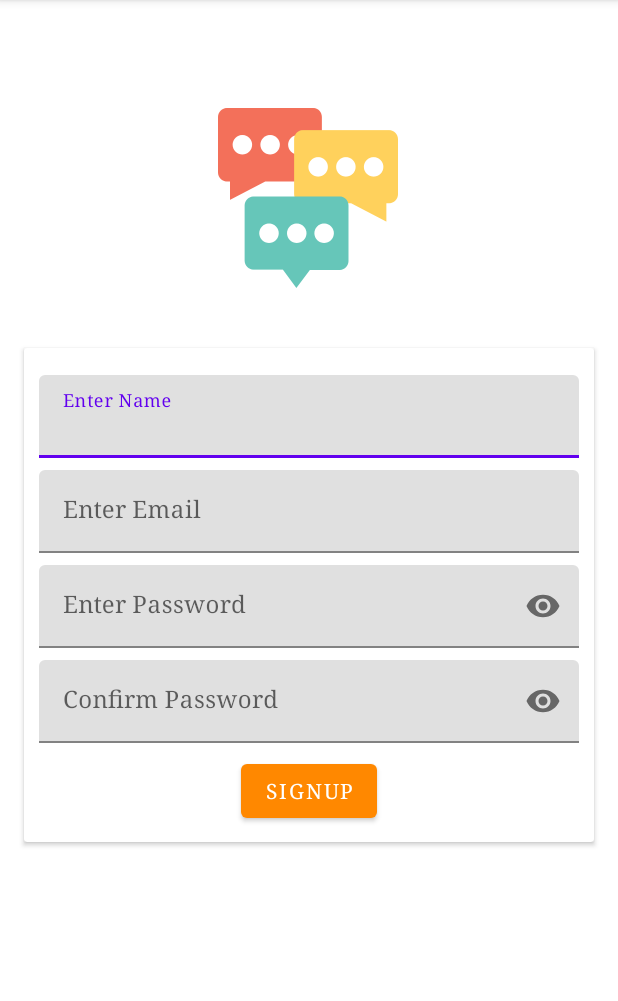
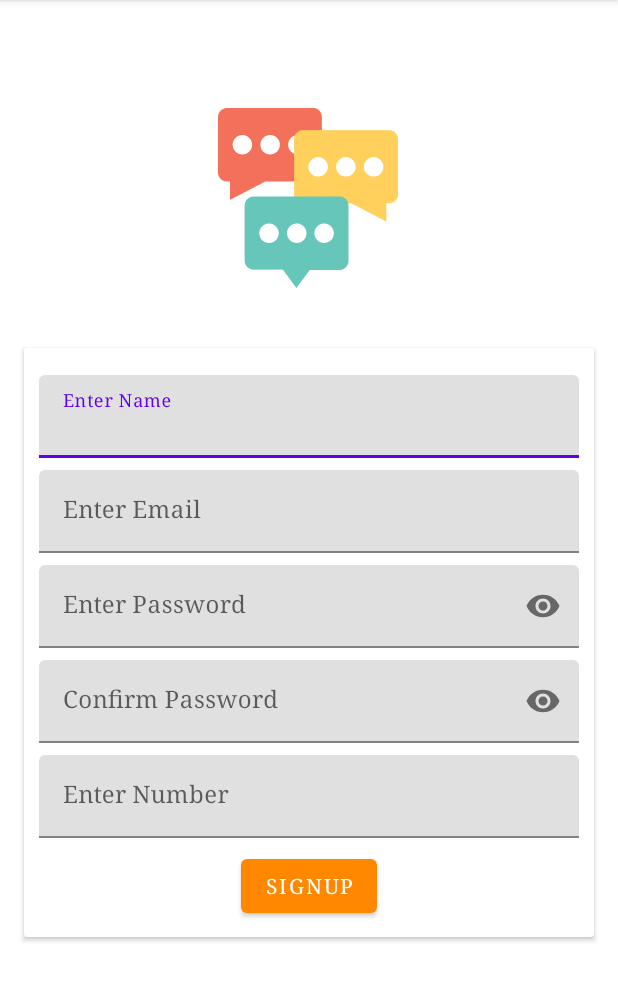
Before and after one commit to ANUJAGRAWAL2000/HackNITP3.0, an Android app: the SignUpActivity screen opened directly, with no data from a screen before it, on a phone screen of 412 x 824 dp, the part 84-1085 px from its top. Run offline under Robolectric (Android 15) with nearby library versions, the phone set to English and light mode, and no system bars; our stand-ins replace Firebase (no records; nobody signed in at launch, a user with empty details on screens opened directly); pictures from the network do not load.

Commit message:
Number Field Add + Call Icon

```diff
--- a/app/src/main/java/com/example/chatapp/Chat/SendActivity.java
+++ b/app/src/main/java/com/example/chatapp/Chat/SendActivity.java
@@ -964,7 +964,7 @@ public class SendActivity extends AppCompatActivity implements View.OnClickListe
         startActivityForResult(I,REQUEST_CODE_FORWARD_MESSAGE);
     }
 
-    private String AESEncryptionMethod(String string)
+    public String AESEncryptionMethod(String string)
     {
         byte[] stringByte=string.getBytes();
         byte[] encryptedByte=new byte[stringByte.length];
@@ -990,7 +990,7 @@ public class SendActivity extends AppCompatActivity implements View.OnClickListe
     }
 
 
-    private String AESDecryptionMethod(String string) throws UnsupportedEncodingException {
+    public String AESDecryptionMethod(String string) throws UnsupportedEncodingException {
         byte[] EncryptedByte=string.getBytes(Charset);
         String decryptedString=string;
 
--- a/app/src/main/java/com/example/chatapp/Common/Node.java
+++ b/app/src/main/java/com/example/chatapp/Common/Node.java
@@ -10,6 +10,7 @@ public class Node {
     public static final String Online="online";
     public static final String Photo="photo";
     public static final String Email="email";
+    public static final String Number="number";
     public static final String TYPING = "typing";
 
     public static final String Friend_Requests="friend_request";
--- a/app/src/main/java/com/example/chatapp/SignUp/SignUpActivity.java
+++ b/app/src/main/java/com/example/chatapp/SignUp/SignUpActivity.java
@@ -39,8 +39,8 @@ import java.util.HashMap;
 
 public class SignUpActivity extends AppCompatActivity {
 
-    private TextInputEditText etName,etEmail,etPassword,etConfPass;
-    private String Email,Name,Password,ConfPassword;
+    private TextInputEditText etName,etEmail,etPassword,etConfPass,etNumber;
+    private String Email,Name,Password,ConfPassword,Number;
 
     private FirebaseUser firebaseUser;
     private DatabaseReference databaseReference;
@@ -117,6 +117,7 @@ public class SignUpActivity extends AppCompatActivity {
                                         hashMap.put(Node.Name,etName.getText().toString().trim());
                                         hashMap.put(Node.Email,etEmail.getText().toString().trim());
                                         hashMap.put(Node.Photo,ServerFileUri.getPath());
+                                        hashMap.put(Node.Number,Number);
                                         hashMap.put(Node.Online,"true");
 
                                         databaseReference.child(UserID).setValue(hashMap).addOnCompleteListener(new OnCompleteListener<Void>() {
@@ -170,6 +171,7 @@ public class SignUpActivity extends AppCompatActivity {
                     hashMap.put(Node.Name,etName.getText().toString().trim());
                     hashMap.put(Node.Email,etEmail.getText().toString().trim());
                     hashMap.put(Node.Photo,"");
+                    hashMap.put(Node.Number,Number);
                     hashMap.put(Node.Online,"true");
 
                     databaseReference.child(UserID).setValue(hashMap).addOnCompleteListener(new OnCompleteListener<Void>() {
@@ -211,6 +213,7 @@ public class SignUpActivity extends AppCompatActivity {
         etEmail=(TextInputEditText)findViewById(R.id.etEmail);
         etPassword=(TextInputEditText)findViewById(R.id.etPassword);
         etConfPass=(TextInputEditText)findViewById(R.id.etConfPassword);
+        etNumber=(TextInputEditText)findViewById(R.id.etNumber);
         ivProfile=findViewById(R.id.Profile);
     }
 
@@ -220,7 +223,7 @@ public class SignUpActivity extends AppCompatActivity {
         Name=etName.getText().toString().trim();
         Password=etPassword.getText().toString().trim();
         ConfPassword=etConfPass.getText().toString().trim();
-
+        Number=etNumber.getText().toString().trim();
 
         if(Email.equals(""))
         {
@@ -245,6 +248,10 @@ public class SignUpActivity extends AppCompatActivity {
         else if(!Password.equals(ConfPassword))
         {
             etConfPass.setError(getString(R.string.PasswordMismatch));
+        }
+        else if(Number.equals("") || Number.length()!=10)
+        {
+            etNumber.setError(getString(R.string.EnterValidNumber));
         }
         else
             {
--- a/app/src/main/res/layout/activity_sign_up.xml
+++ b/app/src/main/res/layout/activity_sign_up.xml
@@ -95,6 +95,21 @@
 
             </com.google.android.material.textfield.TextInputLayout>
 
+            <com.google.android.material.textfield.TextInputLayout
+                android:layout_width="match_parent"
+                android:layout_height="match_parent">
+
+                <com.google.android.material.textfield.TextInputEditText
+                    android:id="@+id/etNumber"
+                    android:layout_width="match_parent"
+                    android:layout_height="match_parent"
+                    android:layout_marginTop="8dp"
+                    android:fontFamily="serif"
+                    android:hint="@string/etNumber"
+                    android:inputType="number" />
+
+            </com.google.android.material.textfield.TextInputLayout>
+
             <Button
                 android:id="@+id/Reset"
                 android:layout_width="wrap_content"
--- a/app/src/main/res/values/strings.xml
+++ b/app/src/main/res/values/strings.xml
@@ -60,5 +60,7 @@
     <string name="Hide">Hide</string>
     <string name="ReadNews">Read News</string>
     <string name="sendLocation">Send Location</string>
+    <string name="etNumber">Enter Number</string>
+    <string name="EnterValidNumber">Enter Valid Number</string>
 
 </resources>
```
Also changed, not shown: app/src/main/java/com/example/chatapp/Chat/chatListAdapter.java (+21 -2 lines), app/src/main/res/drawable/ic_baseline_call_24.xml (+4 -9 lines), app/src/main/res/layout/chatlist.xml (+9 -0 lines).
